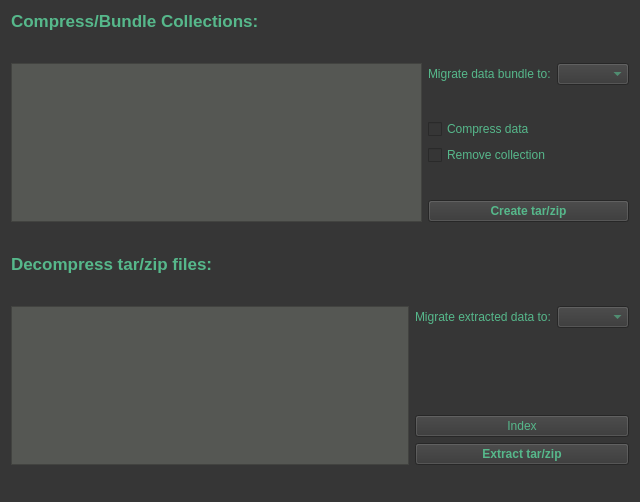
The window that gui/ui-files/tabDataCompression.ui (iBridges-for-iRODS/iBridges) describes before a commit, drawn with Qt 5.
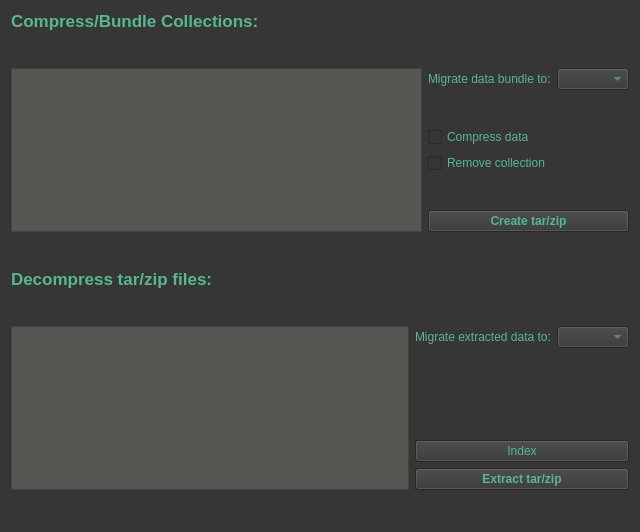
The same window after the commit.

What changed in the file:
```diff
--- a/gui/ui-files/tabDataCompression.ui
+++ b/gui/ui-files/tabDataCompression.ui
@@ -7,7 +7,7 @@
     <x>0</x>
     <y>0</y>
     <width>640</width>
-    <height>502</height>
+    <height>532</height>
    </rect>
   </property>
   <property name="windowTitle">
@@ -150,7 +150,6 @@
         <widget class="QPushButton" name="createButton">
          <property name="font">
           <font>
-           <weight>75</weight>
            <bold>true</bold>
           </font>
          </property>
@@ -207,7 +206,6 @@
      <property name="font">
       <font>
        <pointsize>13</pointsize>
-       <weight>75</weight>
        <bold>true</bold>
       </font>
      </property>
@@ -294,7 +292,6 @@
         <widget class="QPushButton" name="unpackButton">
          <property name="font">
           <font>
-           <weight>75</weight>
            <bold>true</bold>
           </font>
          </property>
```
Left out of the diff: 5 changed lines with no effect on the pictures.
